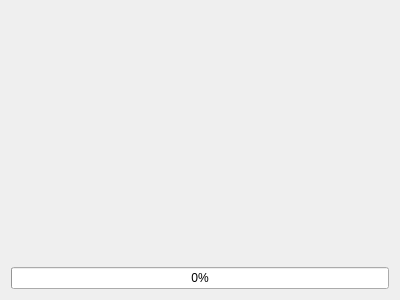
The window that installwizard_copy.ui (ioquake/launch) describes before a commit, drawn with Qt 5.
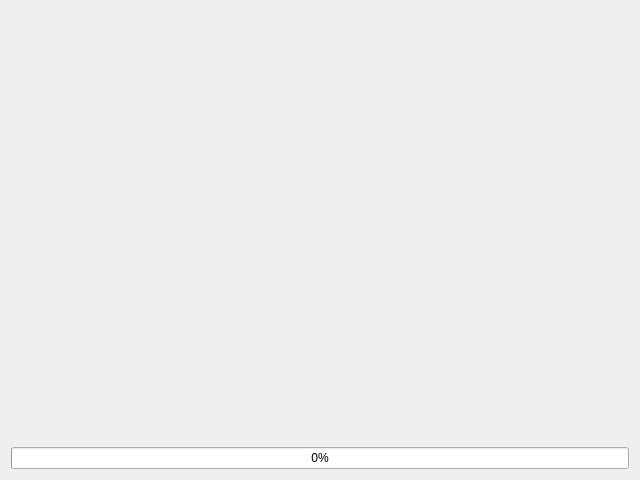
The same window after the commit.

```diff
--- a/installwizard_copy.ui
+++ b/installwizard_copy.ui
@@ -6,8 +6,8 @@
    <rect>
     <x>0</x>
     <y>0</y>
-    <width>400</width>
-    <height>300</height>
+    <width>640</width>
+    <height>480</height>
    </rect>
   </property>
   <property name="windowTitle">
```
